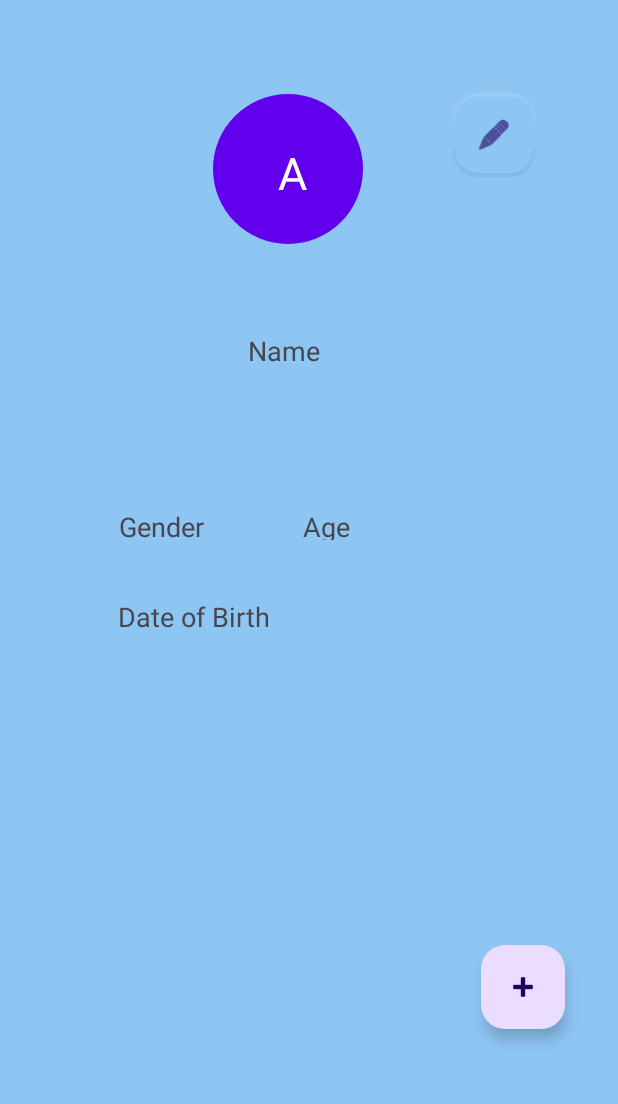
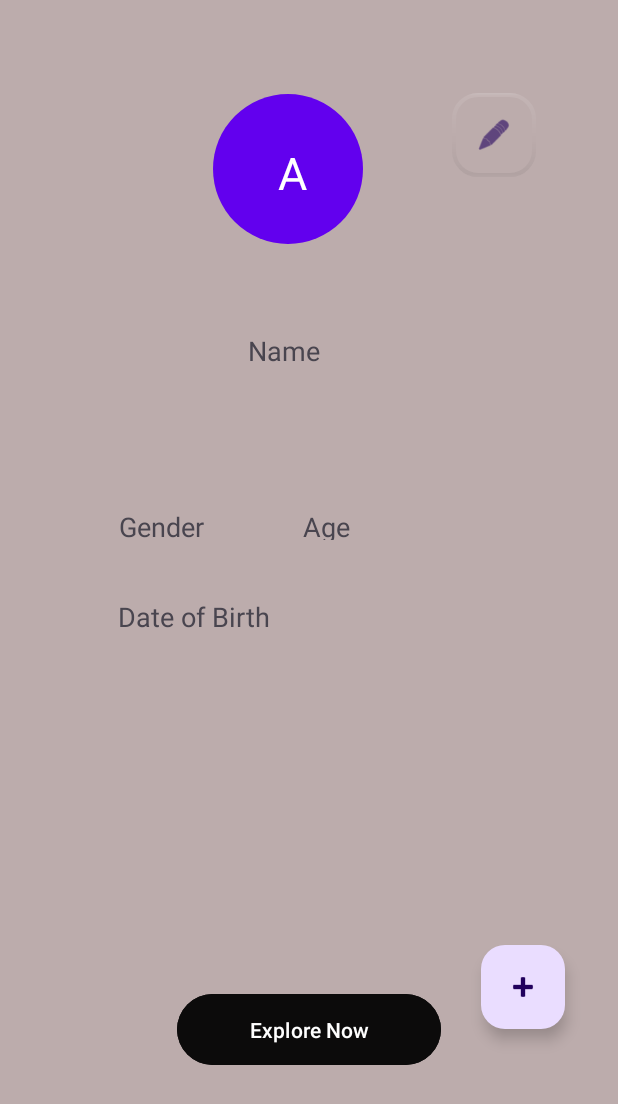
Before and after one commit to ichiragkumar/Twitter-cloneApp, an Android app: the screen it shows after launch once a user with an empty profile is signed in (Tweets), on a phone screen of 412 x 824 dp. Shown: the top 1104 px of the screen. Run offline under Robolectric (Android 15) with nearby library versions, the phone set to English and light mode, and no system bars; our stand-ins replace Firebase (no records; nobody signed in at launch, a user with empty details on screens opened directly).

Commit message:
twweets loadedon screen

```diff
--- a/app/src/main/AndroidManifest.xml
+++ b/app/src/main/AndroidManifest.xml
@@ -14,6 +14,9 @@
         android:supportsRtl="true"
         android:theme="@style/Theme.OpenTweet"
         tools:targetApi="31">
+        <activity
+            android:name=".TweetsPage"
+            android:exported="false" />
         <activity
             android:name=".UpdateProfile"
             android:exported="false" />
--- a/app/src/main/java/com/example/opentweet/Tweets.kt
+++ b/app/src/main/java/com/example/opentweet/Tweets.kt
@@ -4,6 +4,7 @@ import android.content.Intent
 import com.example.opentweet.databinding.ActivityTweetsBinding
 import androidx.appcompat.app.AppCompatActivity
 import android.os.Bundle
+import android.widget.Button
 import com.google.android.material.floatingactionbutton.FloatingActionButton
 import androidx.recyclerview.widget.LinearLayoutManager
 import androidx.recyclerview.widget.RecyclerView
@@ -36,6 +37,12 @@ class Tweets : AppCompatActivity() {
         val fabTweet = findViewById<FloatingActionButton>(R.id.addProfile)
         fabTweet.setOnClickListener {
             val intent = Intent(this, UpdateProfile::class.java)
+            startActivity(intent)
+        }
+
+        val exploreButton = findViewById<Button>(R.id.button4)
+        exploreButton.setOnClickListener {
+            val intent = Intent(this, TweetsPage::class.java)
             startActivity(intent)
         }
 
--- a/app/src/main/res/layout/activity_tweets.xml
+++ b/app/src/main/res/layout/activity_tweets.xml
@@ -5,6 +5,7 @@
     android:layout_width="match_parent"
     android:layout_height="match_parent"
     android:background="#8DC5F3"
+    android:backgroundTint="#BCACAC"
     tools:context=".Tweets">
 
     <com.google.android.material.floatingactionbutton.FloatingActionButton
@@ -132,4 +133,16 @@
         app:layout_constraintTop_toTopOf="parent"
         app:layout_constraintVertical_bias="0.499" />
 
+    <Button
+        android:id="@+id/button4"
+        android:layout_width="176dp"
+        android:layout_height="55dp"
+        android:backgroundTint="#0C0B0B"
+        android:text="Explore Now"
+        app:layout_constraintBottom_toBottomOf="parent"
+        app:layout_constraintEnd_toEndOf="parent"
+        app:layout_constraintStart_toStartOf="parent"
+        app:layout_constraintTop_toTopOf="parent"
+        app:layout_constraintVertical_bias="0.857" />
+
 </androidx.constraintlayout.widget.ConstraintLayout>
```
Also changed, not shown: app/src/main/java/com/example/opentweet/AddTweets.kt (+1 -6 lines), app/src/main/java/com/example/opentweet/TweetDataClass.kt (added, +7 -0 lines), app/src/main/java/com/example/opentweet/TweetsPage.kt (added, +49 -0 lines), app/src/main/res/layout/activity_tweets_page.xml (added, +37 -0 lines).
